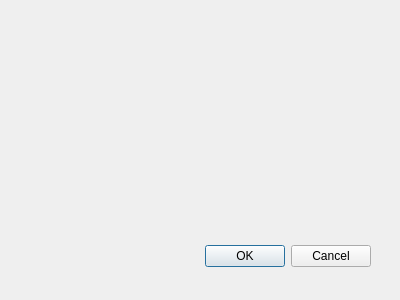
Old version of the form entercollectivedialog.ui in the repository Knigan/DB3.
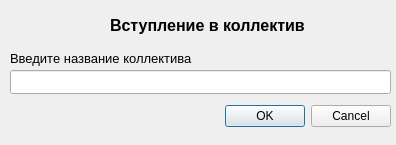
New version of the form.

Patch:
```diff
--- a/entercollectivedialog.ui
+++ b/entercollectivedialog.ui
@@ -8,8 +8,8 @@
    <rect>
     <x>0</x>
     <y>0</y>
-    <width>400</width>
-    <height>300</height>
+    <width>396</width>
+    <height>145</height>
    </rect>
   </property>
   <property name="windowTitle">
@@ -18,8 +18,8 @@
   <widget class="QDialogButtonBox" name="buttonBox">
    <property name="geometry">
     <rect>
-     <x>30</x>
-     <y>240</y>
+     <x>50</x>
+     <y>100</y>
      <width>341</width>
      <height>32</height>
     </rect>
@@ -31,6 +31,53 @@
     <set>QDialogButtonBox::Cancel|QDialogButtonBox::Ok</set>
    </property>
   </widget>
+  <widget class="QLabel" name="label">
+   <property name="geometry">
+    <rect>
+     <x>110</x>
+     <y>10</y>
+     <width>201</width>
+     <height>31</height>
+    </rect>
+   </property>
+   <property name="font">
+    <font>
+     <pointsize>12</pointsize>
+     <bold>true</bold>
+    </font>
+   </property>
+   <property name="text">
+    <string>Вступление в коллектив</string>
+   </property>
+  </widget>
+  <widget class="QLineEdit" name="lineEdit">
+   <property name="geometry">
+    <rect>
+     <x>10</x>
+     <y>70</y>
+     <width>381</width>
+     <height>24</height>
+    </rect>
+   </property>
+  </widget>
+  <widget class="QLabel" name="label_2">
+   <property name="geometry">
+    <rect>
+     <x>10</x>
+     <y>50</y>
+     <width>191</width>
+     <height>16</height>
+    </rect>
+   </property>
+   <property name="font">
+    <font>
+     <pointsize>10</pointsize>
+    </font>
+   </property>
+   <property name="text">
+    <string>Введите название коллектива</string>
+   </property>
+  </widget>
  </widget>
  <pixmapfunction/>
  <resources/>
```
Left out of the diff: 5 changed lines with no effect on the pictures.
